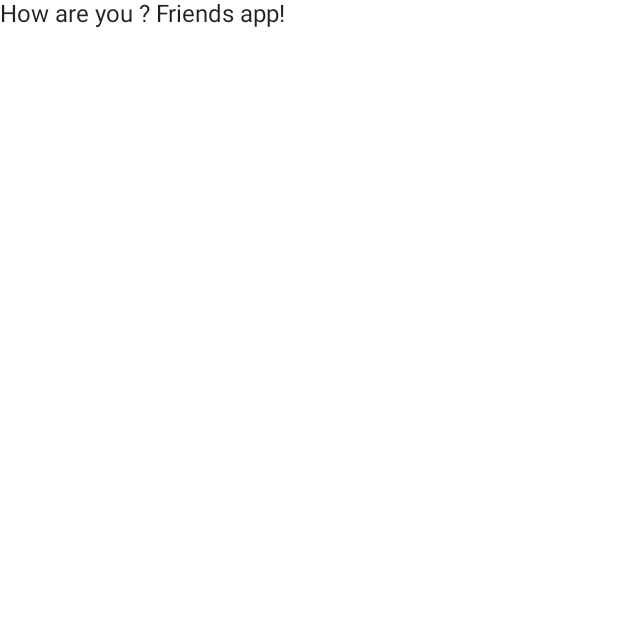
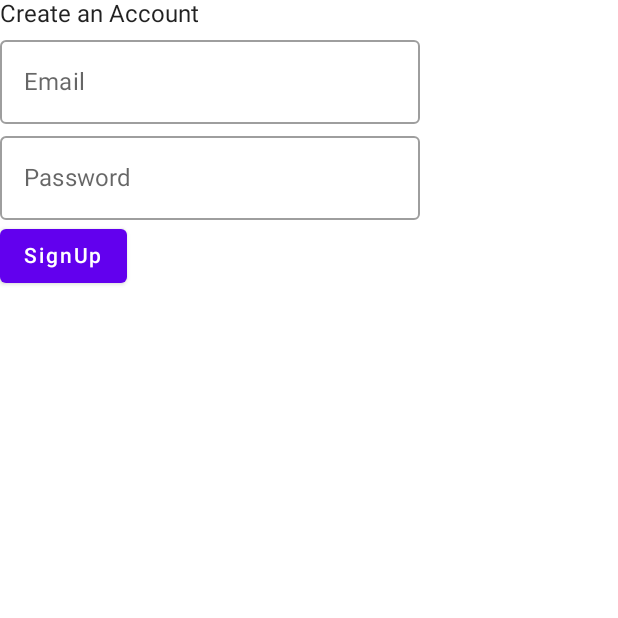
Before and after one commit to ernest75/friendsApp, an Android app built with Jetpack Compose: the screen it shows after launch (MainActivity), on a phone screen of 412 x 824 dp, the top half of it. Run offline under Robolectric (Android 15) with nearby library versions, the phone set to English and light mode, and no system bars.

Commit message:
Initial screen UI

```diff
--- a/app/src/main/java/com/friendsDomain/friendsapp/MainActivity.kt
+++ b/app/src/main/java/com/friendsDomain/friendsapp/MainActivity.kt
@@ -9,6 +9,7 @@ import androidx.compose.material.Surface
 import androidx.compose.material.Text
 import androidx.compose.runtime.Composable
 import androidx.compose.ui.tooling.preview.Preview
+import com.friendsDomain.friendsapp.ui.signup.SignUp
 import com.friendsDomain.friendsapp.ui.theme.FriendsAppTheme
 
 class MainActivity : ComponentActivity() {
@@ -16,24 +17,10 @@ class MainActivity : ComponentActivity() {
         super.onCreate(savedInstanceState)
         setContent {
             FriendsAppTheme {
-                // A surface container using the 'background' color from the theme
                 Surface(color = MaterialTheme.colors.background) {
-                    Greeting("Friends app")
+                    SignUp()
                 }
             }
         }
     }
 }
-
-@Composable
-fun Greeting(name: String) {
-    Text(text = "How are you ? $name!")
-}
-
-@Preview(showBackground = true)
-@Composable
-fun DefaultPreview() {
-    FriendsAppTheme {
-        Greeting("Android")
-    }
-}
--- /dev/null
+++ b/app/src/main/java/com/friendsDomain/friendsapp/ui/signup/SignUp.kt
@@ -0,0 +1,39 @@
+package com.friendsDomain.friendsapp.ui.signup
+
+import androidx.compose.foundation.layout.Column
+import androidx.compose.foundation.layout.fillMaxSize
+import androidx.compose.material.Button
+import androidx.compose.material.OutlinedTextField
+import androidx.compose.material.Text
+import androidx.compose.material.TextField
+import androidx.compose.runtime.Composable
+import androidx.compose.ui.Modifier
+import androidx.compose.ui.res.stringResource
+import androidx.compose.ui.tooling.preview.Devices
+import androidx.compose.ui.tooling.preview.Preview
+import com.friendsDomain.friendsapp.R
+
+@Composable
+@Preview(device = Devices.PIXEL)
+fun SignUp() {
+    Column(modifier = Modifier.fillMaxSize()) {
+        Text("Create an Account")
+        OutlinedTextField(
+            value = "",
+            label = {
+                Text(text = stringResource(id = R.string.email))
+            },
+            onValueChange = {})
+        OutlinedTextField(
+            value = "",
+            label = {
+                Text(text = stringResource(id = R.string.password))
+            },
+            onValueChange = {})
+        Button(
+            onClick = {},
+        ) {
+            Text(text = stringResource(id = R.string.signUp))
+        }
+    }
+}
```
